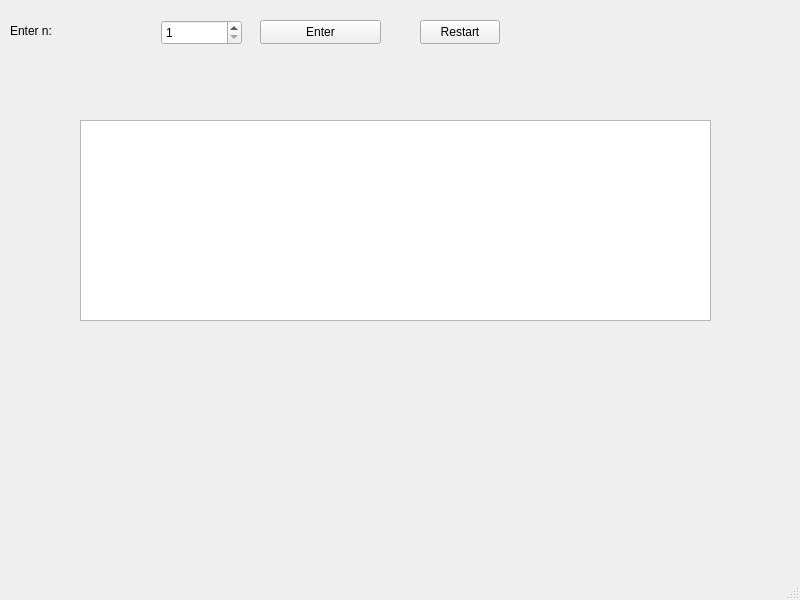
Qt form 353505/Брикун Д.С./LabWork_4/Task_1/mainwindow.ui (zhuchok12/Fundamentals-of-algorithmization-and-programming) before a commit.
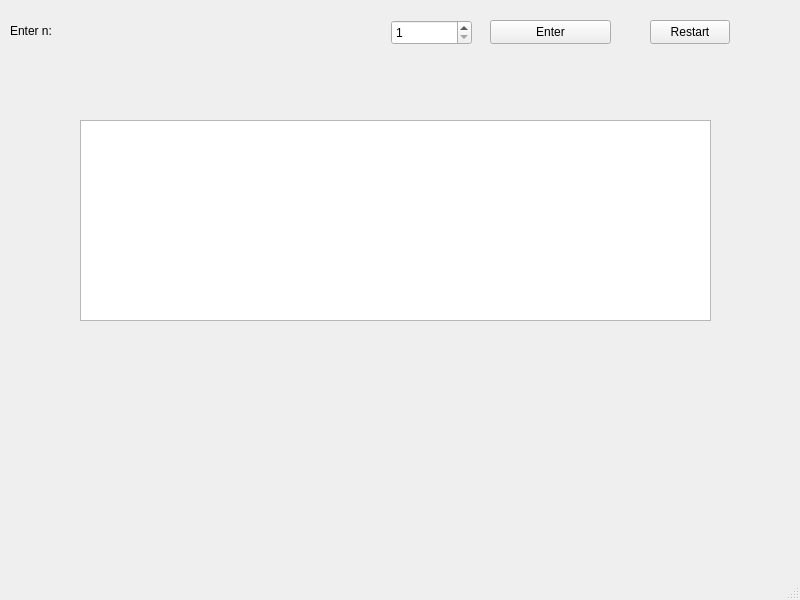
The same form after that commit.

What changed in the file:
```diff
--- a/353505/Брикун Д.С./LabWork_4/Task_1/mainwindow.ui
+++ b/353505/Брикун Д.С./LabWork_4/Task_1/mainwindow.ui
@@ -17,7 +17,7 @@
    <widget class="QSpinBox" name="spinBox">
     <property name="geometry">
      <rect>
-      <x>161</x>
+      <x>391</x>
       <y>20</y>
       <width>81</width>
       <height>25</height>
@@ -33,7 +33,7 @@
    <widget class="QPushButton" name="pushButton_enter">
     <property name="geometry">
      <rect>
-      <x>260</x>
+      <x>490</x>
       <y>20</y>
       <width>121</width>
       <height>24</height>
@@ -48,7 +48,7 @@
      <rect>
       <x>10</x>
       <y>20</y>
-      <width>131</width>
+      <width>261</width>
       <height>21</height>
      </rect>
     </property>
@@ -59,7 +59,7 @@
    <widget class="QPushButton" name="pushButton_restart">
     <property name="geometry">
      <rect>
-      <x>420</x>
+      <x>650</x>
       <y>20</y>
       <width>80</width>
       <height>24</height>
@@ -119,7 +119,7 @@
      <rect>
       <x>40</x>
       <y>440</y>
-      <width>171</width>
+      <width>401</width>
       <height>51</height>
      </rect>
     </property>
```
Left out of the diff: 2 changed lines with no effect on the pictures.
